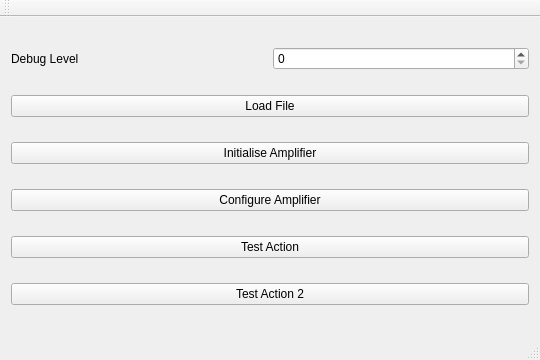
First picture: the form in cpp-generic/demo/biryani-demo/mainwindow.ui, repository EspoTek/Biryani, before the edit.
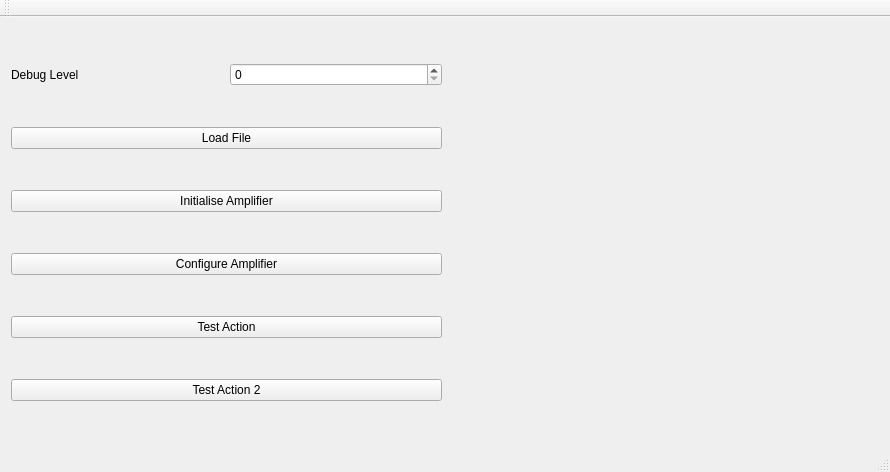
Second picture: the form after the edit. Custom widgets are drawn as their Qt base class.

The edit to the form file:
```diff
--- a/cpp-generic/demo/biryani-demo/mainwindow.ui
+++ b/cpp-generic/demo/biryani-demo/mainwindow.ui
@@ -6,14 +6,16 @@
    <rect>
     <x>0</x>
     <y>0</y>
-    <width>540</width>
-    <height>360</height>
+    <width>890</width>
+    <height>472</height>
    </rect>
   </property>
   <property name="windowTitle">
    <string>MainWindow</string>
   </property>
   <widget class="QWidget" name="centralWidget">
+   <layout class="QHBoxLayout" name="horizontalLayout_2">
+    <item>
    <layout class="QVBoxLayout" name="verticalLayout">
     <item>
      <layout class="QHBoxLayout" name="horizontalLayout">
@@ -69,6 +71,11 @@
      </widget>
     </item>
    </layout>
+    </item>
+    <item>
+     <widget class="QCustomPlot" name="plotAxes" native="true"/>
+    </item>
+   </layout>
   </widget>
   <widget class="QMenuBar" name="menuBar">
    <property name="geometry">
@@ -91,6 +98,14 @@
   <widget class="QStatusBar" name="statusBar"/>
  </widget>
  <layoutdefault spacing="6" margin="11"/>
+ <customwidgets>
+  <customwidget>
+   <class>QCustomPlot</class>
+   <extends>QWidget</extends>
+   <header>qcustomplot.h</header>
+   <container>1</container>
+  </customwidget>
+ </customwidgets>
  <resources/>
  <connections/>
 </ui>
```
Left out of the diff: 2 changed lines with no effect on the pictures. Lines whose indentation alone changed are shown as unchanged.
